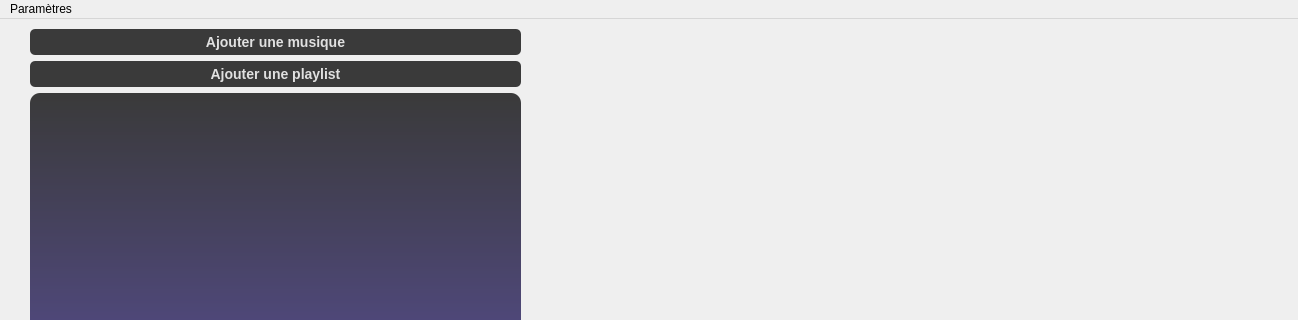
Before: the Qt Designer form qticallymainwindow.ui in dalia-nezzar/Qtically, drawn with Qt 5; both pictures show x 0 to 1298 and y 0 to 320 of the 1298 by 663 pixel window.
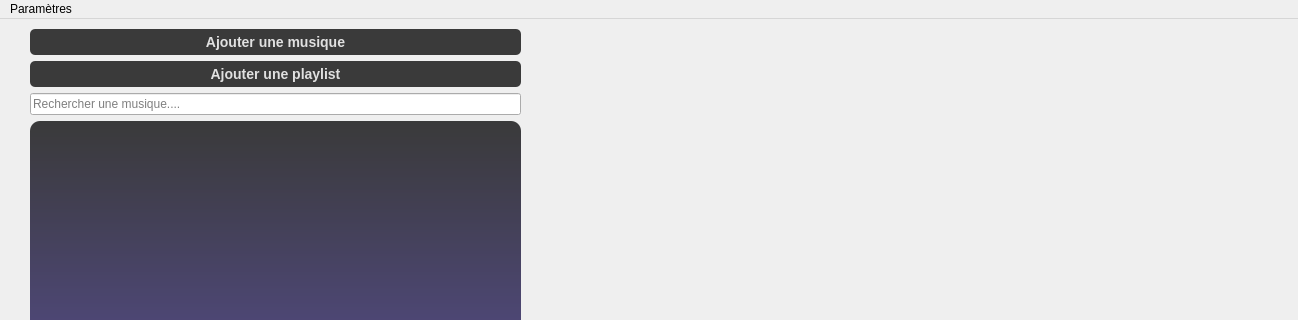
After: the same form once the commit is applied. Icons and pictures are not drawn.

Commit message: Ajout de fonctionnalités telles que : raccourcis clavier, bouger le slider avec la souris, recherche de musique dans la liste de musiques ajoutées

```diff
--- a/qticallymainwindow.ui
+++ b/qticallymainwindow.ui
@@ -106,6 +106,22 @@
        </property>
       </widget>
      </item>
+     <item>
+      <widget class="QLineEdit" name="searchBar">
+       <property name="inputMask">
+        <string/>
+       </property>
+       <property name="text">
+        <string/>
+       </property>
+       <property name="placeholderText">
+        <string>Rechercher une musique....</string>
+       </property>
+       <property name="clearButtonEnabled">
+        <bool>true</bool>
+       </property>
+      </widget>
+     </item>
      <item>
       <widget class="QListWidget" name="listWidget">
        <property name="styleSheet">
@@ -294,7 +310,7 @@
     <property name="geometry">
      <rect>
       <x>560</x>
-      <y>60</y>
+      <y>40</y>
       <width>711</width>
       <height>81</height>
      </rect>
```
The commit also changes 2 other files.
